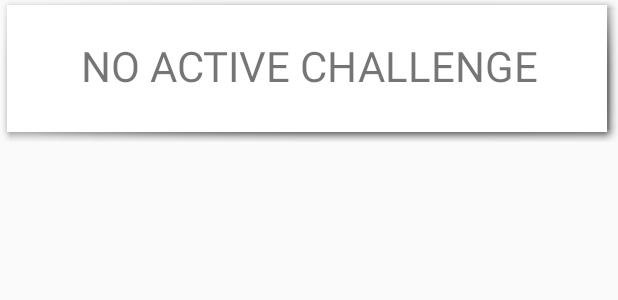
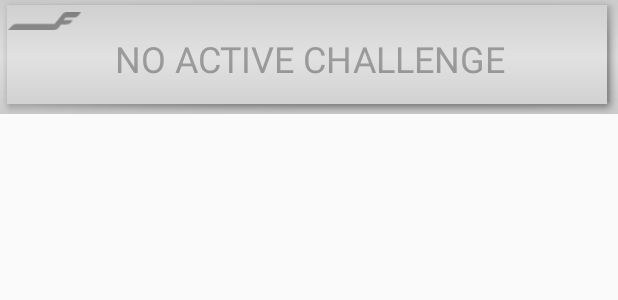
Before and after one commit to T0BUU/Demo, an Android app: the layout challenge_list_item_nonactive.xml on its own in the app's theme, with its tools: preview values and no code run, on a phone screen of 412 x 824 dp. Shown: the top 300 px of the screen. Run offline under Robolectric (Android 15) with nearby library versions, the phone set to English and light mode, and no system bars.

Commit message:
Added visual elements to indicate when a challenge is completed and added functionality to remove a challenge and a basis for redeeming challenges.

```diff
--- a/app/src/main/java/com/finnair/gamifiedpartnermap/Challenge.java
+++ b/app/src/main/java/com/finnair/gamifiedpartnermap/Challenge.java
@@ -146,7 +146,7 @@ public class Challenge implements Parcelable {
         return planeDestinations;
     }
 
-    public boolean isCompleted() { return completed; }
+    public boolean isCompleted() { return progress == amount; }
 
     //Setters
     public void setIndex(int index) { this.index = index; }
--- a/app/src/main/res/layout/activity_main.xml
+++ b/app/src/main/res/layout/activity_main.xml
@@ -18,9 +18,10 @@
 
             <!-- Toolbar -->
             <include
+                android:id="@+id/toolbar"
                 layout="@layout/toolbar"
                 android:layout_width="match_parent"
-                android:layout_height="?attr/actionBarSize"/>
+                android:layout_height="?attr/actionBarSize" />
 
             <!-- Content -->
 
--- a/app/src/main/res/layout/challenge_list_item_nonactive.xml
+++ b/app/src/main/res/layout/challenge_list_item_nonactive.xml
@@ -10,8 +10,7 @@
         android:layout_width="match_parent"
         android:layout_height="match_parent"
         android:background="@android:drawable/picture_frame"
-        android:fadingEdge="horizontal|vertical"
-        android:fadingEdgeLength="10dp"
+        android:foreground="@drawable/challenge_item_foreground"
         android:gravity="center"
         android:orientation="vertical"
         android:paddingEnd="5dp"
@@ -19,16 +18,46 @@
         tools:layout_editor_absoluteX="30dp"
         tools:layout_editor_absoluteY="30dp">
 
+        <LinearLayout
+            android:layout_width="match_parent"
+            android:layout_height="wrap_content"
+            android:orientation="horizontal">
+
+            <ImageView
+                android:id="@+id/imageView6"
+                android:layout_width="20sp"
+                android:layout_height="wrap_content"
+                android:layout_weight="1"
+                android:tint="@color/common_google_signin_btn_text_light_focused"
+                android:tintMode="src_in"
+                app:srcCompat="@drawable/f_emblem_blue" />
+
+            <Space
+                android:layout_width="20sp"
+                android:layout_height="wrap_content"
+                android:layout_weight="10" />
+
+            <ImageButton
+                android:id="@+id/challenge_cancel"
+                android:layout_width="10sp"
+                android:layout_height="10sp"
+                android:layout_marginEnd="5sp"
+                android:layout_weight="1"
+                android:background="?android:attr/fastScrollTrackDrawable"
+                android:visibility="invisible"
+                app:srcCompat="@drawable/ic_close_button_blue_8dp" />
+        </LinearLayout>
+
         <TextView
             android:id="@+id/challenge_description"
             android:layout_width="match_parent"
             android:layout_height="wrap_content"
             android:layout_alignParentTop="true"
             android:layout_centerHorizontal="true"
-            android:text="description"
-            android:textColor="@color/nordicBlue"
-            android:textSize="14sp"
-            android:visibility="invisible"
+            android:gravity="center"
+            android:text="NO ACTIVE CHALLENGE"
+            android:textColor="@color/gray"
+            android:textSize="24sp"
             app:layout_constraintBottom_toBottomOf="parent"
             app:layout_constraintEnd_toEndOf="parent"
             app:layout_constraintHorizontal_bias="0.0"
@@ -36,25 +65,16 @@
             app:layout_constraintTop_toTopOf="parent"
             app:layout_constraintVertical_bias="0.447" />
 
-        <TextView
-            android:id="@+id/non_active_challenge_text"
-            android:layout_width="match_parent"
-            android:layout_height="wrap_content"
-            android:layout_below="@+id/challenge_description"
-            android:layout_toEndOf="@+id/challenge_description"
-            android:gravity="center"
-            android:text="NO ACTIVE CHALLENGE"
-            android:textSize="28sp" />
-
         <ProgressBar
             android:id="@+id/challenge_collected_progress"
             style="@style/MyProgressBarTwo"
             android:layout_width="match_parent"
-            android:layout_height="23dp"
+            android:layout_height="12dp"
             android:layout_centerHorizontal="true"
             android:layout_centerVertical="true"
             android:max="50"
-            android:progress="20"
+            android:paddingEnd="5dp"
+            android:progress="0"
             android:visibility="invisible"
             app:layout_constraintBottom_toBottomOf="parent"
             app:layout_constraintStart_toStartOf="parent" />
--- a/app/src/main/res/values/colors.xml
+++ b/app/src/main/res/values/colors.xml
@@ -10,7 +10,7 @@
     <color name="purple">#800080</color>
     <color name="maroon">#800000</color>
     <color name="aqua">#00FFFF</color>
-    <color name="lime">#00FF00</color>
+    <color name="lime">#6400ff00</color>
     <color name="teal">#008080</color>
     <color name="green">#008000</color>
     <color name="blue">#0000ff</color>
```
Also changed, not shown: app/src/main/java/com/finnair/gamifiedpartnermap/CardSelectionActivity.java (+3 -6 lines), app/src/main/java/com/finnair/gamifiedpartnermap/MActivityLayout.java (+67 -7 lines), app/src/main/java/com/finnair/gamifiedpartnermap/MainActivity.java (+68 -12 lines), app/src/main/res/layout/challenge_list_item.xml (+36 -15 lines), app/src/main/res/layout/nav_drawer_view.xml (+46 -16 lines), app/src/main/res/layout/toolbar.xml (+12 -0 lines).
